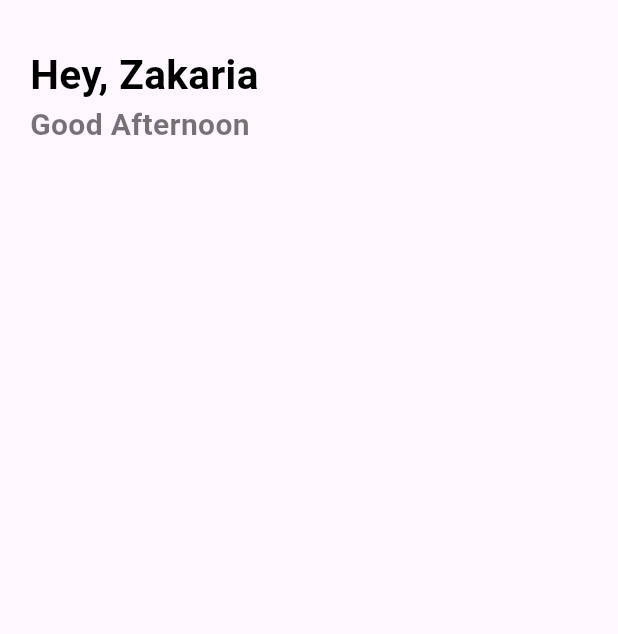
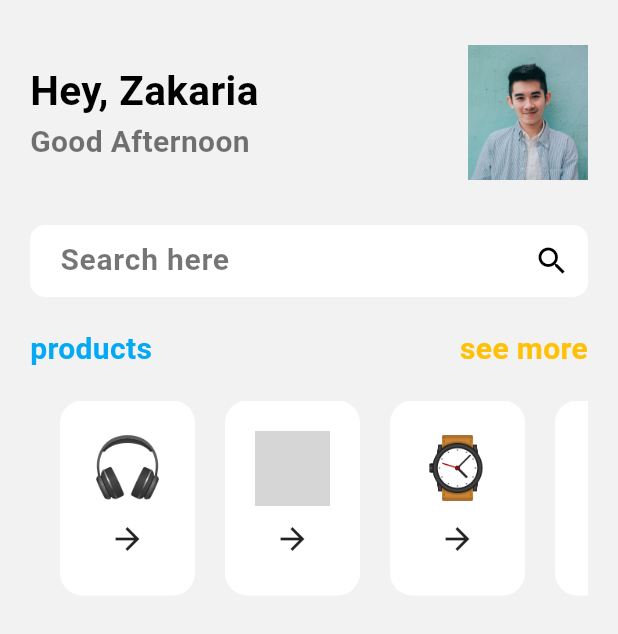
Before and after one commit to mm-zakaria/versatile, a Flutter app: the Home screen opened directly, on a phone screen of 412 x 824 dp. Shown: the top 634 px of the screen. Run offline on Flutter 3.47's test engine with Material 3 defaults, Android fonts, the phone set to English and light mode, and no system bars; grey boxes are pictures that could not be loaded.

Commit message:
work on home page

```diff
--- a/versatile/lib/main.dart
+++ b/versatile/lib/main.dart
@@ -34,7 +34,7 @@ class MyApp extends StatelessWidget {
         colorScheme: ColorScheme.fromSeed(seedColor: Colors.deepPurple),
         useMaterial3: true,
       ),
-      home: Onbording(),
+      home: Home(),
     );
   }
 }
--- a/versatile/lib/pages/home.dart
+++ b/versatile/lib/pages/home.dart
@@ -9,12 +9,26 @@ class Home extends StatefulWidget {
 }
 
 class _HomeState extends State<Home> {
+  List categories = [
+    "images/headphone_icon.png",
+    "images/laptop.png",
+    "images/watch.png",
+    "images/TV.png"
+  ];
+
   @override
   Widget build(BuildContext context) {
     return Scaffold(
+      backgroundColor: Color(0xfff2f2f2),
       body: Container(
-        margin: EdgeInsets.only(top: 30.0, left: 20.0),
+        margin: EdgeInsets.only(top: 30.0, left: 20.0, right: 20.0),
         child: Column(
+          crossAxisAlignment: CrossAxisAlignment.start,
+          children: [
+            Row(
+              mainAxisAlignment: MainAxisAlignment.spaceBetween,
+              children: [
+                Column(
                   crossAxisAlignment: CrossAxisAlignment.start,
                   children: [
                     Text(
@@ -24,10 +38,98 @@ class _HomeState extends State<Home> {
                     Text(
                       "Good Afternoon",
                       style: Appwidget.lightText(),
+                    ),
+                  ],
+                ),
+                Image.asset(
+                  "images/boy.jpg",
+                  height: 90,
+                  width: 80,
+                  fit: BoxFit.cover,
                 )
+              ],
+            ),
+            SizedBox(height: 30.0),
+            Container(
+              padding: EdgeInsets.only(left: 20.0),
+              decoration: BoxDecoration(
+                  color: Colors.white, borderRadius: BorderRadius.circular(10)),
+              width: MediaQuery.of(context).size.width,
+              child: TextField(
+                decoration: InputDecoration(
+                    border: InputBorder.none,
+                    hintText: "Search here",
+                    hintStyle: Appwidget.lightText(),
+                    suffixIcon: Icon(
+                      Icons.search,
+                      color: Colors.black,
+                    )),
+              ),
+            ),
+            SizedBox(
+              height: 20.0,
+            ),
+            Row(
+              mainAxisAlignment: MainAxisAlignment.spaceBetween,
+              children: [
+                Text("products",
+                    style: TextStyle(
+                        color: Colors.lightBlue,
+                        fontSize: 20.0,
+                        fontWeight: FontWeight.bold)),
+                Text("see more",
+                    style: TextStyle(
+                        color: Colors.amber,
+                        fontSize: 20.0,
+                        fontWeight: FontWeight.bold)),
+              ],
+            ),
+            SizedBox(height: 20.0),
+            Container(
+
+              margin: EdgeInsets.only(left: 20.0),
+
+              height: 130,
+              child: ListView.builder(
+                  itemCount: categories.length,
+                  shrinkWrap: true,
+                  scrollDirection: Axis.horizontal,
+                  itemBuilder: (context, index) {
+                    return CategoriesTile(image: categories[index]);
+                  }),
+            ),
           ],
         ),
       ),
     );
   }
 }
+
+class CategoriesTile extends StatelessWidget {
+  String image;
+  CategoriesTile({required this.image});
+
+  @override
+  Widget build(BuildContext context) {
+    return Container(
+      padding: EdgeInsets.all(20.0),
+      margin: EdgeInsets.only(right: 20.0),
+      decoration: BoxDecoration(
+        color: Colors.white,
+       borderRadius: BorderRadius.circular(15.0),
+      ),
+      child: Column(
+        children: [
+          Image.asset(
+            image,
+            height: 50,
+            width: 50,
+            fit: BoxFit.cover,
+          ),
+          SizedBox(height: 10.0),
+          Icon(Icons.arrow_forward),
+        ],
+      ),
+    );
+  }
+}
```
Lines whose indentation alone changed are shown as unchanged.
